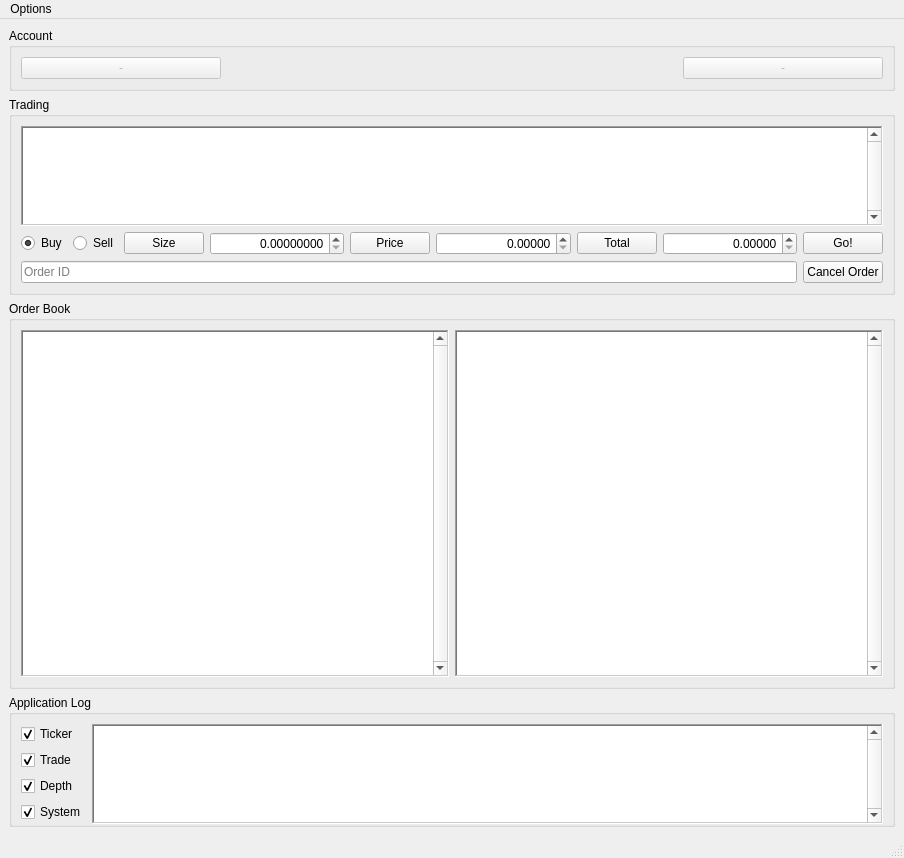
Above: goxgui/ui/main_window.ui from sebastianhaberey/goxgui before the change. Below: the same form after it.
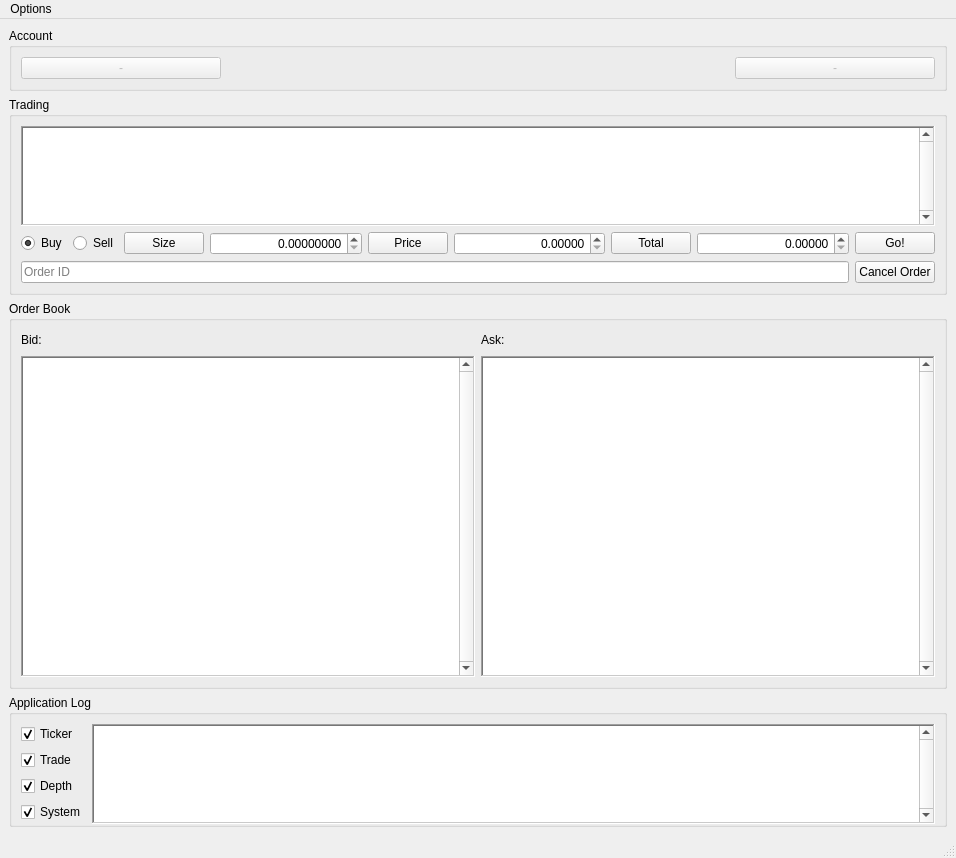
That is the form after the change.

Patch:
```diff
--- a/goxgui/ui/main_window.ui
+++ b/goxgui/ui/main_window.ui
@@ -12,7 +12,7 @@
    <rect>
     <x>0</x>
     <y>0</y>
-    <width>904</width>
+    <width>956</width>
     <height>858</height>
    </rect>
   </property>
@@ -393,6 +393,74 @@
       <property name="flat">
        <bool>true</bool>
       </property>
+      <layout class="QVBoxLayout" name="verticalLayout_3">
+       <item>
+        <layout class="QHBoxLayout" name="horizontalLayout_9">
+         <item>
+          <layout class="QHBoxLayout" name="horizontalLayout_6">
+           <item>
+            <widget class="QLabel" name="label">
+             <property name="text">
+              <string>Bid:</string>
+             </property>
+            </widget>
+           </item>
+           <item>
+            <widget class="QLabel" name="labelBid">
+             <property name="text">
+              <string/>
+             </property>
+            </widget>
+           </item>
+           <item>
+            <spacer name="horizontalSpacer_6">
+             <property name="orientation">
+              <enum>Qt::Horizontal</enum>
+             </property>
+             <property name="sizeHint" stdset="0">
+              <size>
+               <width>40</width>
+               <height>20</height>
+              </size>
+             </property>
+            </spacer>
+           </item>
+          </layout>
+         </item>
+         <item>
+          <layout class="QHBoxLayout" name="horizontalLayout_7">
+           <item>
+            <widget class="QLabel" name="label_2">
+             <property name="text">
+              <string>Ask:</string>
+             </property>
+            </widget>
+           </item>
+           <item>
+            <widget class="QLabel" name="labelAsk">
+             <property name="text">
+              <string/>
+             </property>
+            </widget>
+           </item>
+           <item>
+            <spacer name="horizontalSpacer_5">
+             <property name="orientation">
+              <enum>Qt::Horizontal</enum>
+             </property>
+             <property name="sizeHint" stdset="0">
+              <size>
+               <width>40</width>
+               <height>20</height>
+              </size>
+             </property>
+            </spacer>
+           </item>
+          </layout>
+         </item>
+        </layout>
+       </item>
+       <item>
       <layout class="QHBoxLayout" name="horizontalLayout_3">
        <item>
         <widget class="QTableView" name="tableBid">
@@ -438,15 +506,12 @@
          <property name="cornerButtonEnabled">
           <bool>false</bool>
          </property>
-         <attribute name="horizontalHeaderDefaultSectionSize">
-          <number>200</number>
-         </attribute>
-         <attribute name="horizontalHeaderMinimumSectionSize">
-          <number>200</number>
-         </attribute>
-         <attribute name="horizontalHeaderStretchLastSection">
+           <attribute name="horizontalHeaderCascadingSectionResizes">
           <bool>true</bool>
          </attribute>
+           <attribute name="horizontalHeaderStretchLastSection">
+            <bool>false</bool>
+           </attribute>
          <attribute name="verticalHeaderVisible">
           <bool>false</bool>
          </attribute>
@@ -505,15 +570,6 @@
          <property name="cornerButtonEnabled">
           <bool>false</bool>
          </property>
-         <attribute name="horizontalHeaderDefaultSectionSize">
-          <number>200</number>
-         </attribute>
-         <attribute name="horizontalHeaderMinimumSectionSize">
-          <number>200</number>
-         </attribute>
-         <attribute name="horizontalHeaderStretchLastSection">
-          <bool>true</bool>
-         </attribute>
          <attribute name="verticalHeaderVisible">
           <bool>false</bool>
          </attribute>
@@ -524,6 +580,8 @@
           <number>20</number>
          </attribute>
         </widget>
+         </item>
+        </layout>
        </item>
       </layout>
      </widget>
@@ -628,7 +686,7 @@
     <rect>
      <x>0</x>
      <y>0</y>
-     <width>904</width>
+     <width>956</width>
      <height>22</height>
     </rect>
    </property>
```
Lines whose indentation alone changed are shown as unchanged.
